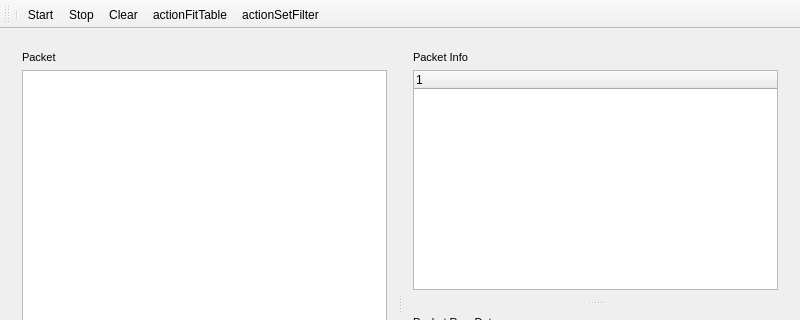
Before: the Qt Designer form mainwindow.ui in wlh320/wirepuffer, drawn with Qt 5; both pictures show x 0 to 800 and y 0 to 320 of the 800 by 600 pixel window.
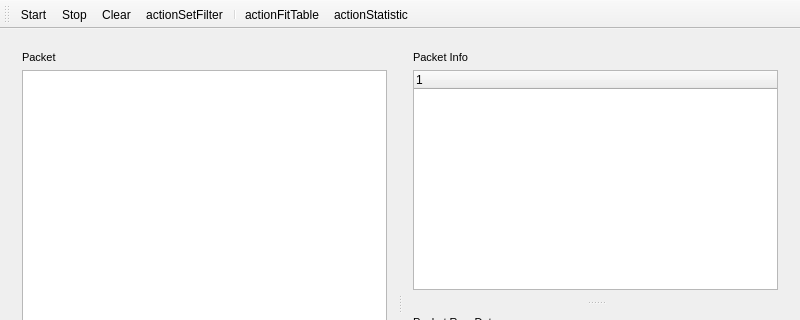
After: the same form once the commit is applied. Icons and pictures are not drawn.

```diff
--- a/mainwindow.ui
+++ b/mainwindow.ui
@@ -161,12 +161,13 @@
    <attribute name="toolBarBreak">
     <bool>false</bool>
    </attribute>
-   <addaction name="separator"/>
    <addaction name="actionStart"/>
    <addaction name="actionStop"/>
    <addaction name="actionClear"/>
-   <addaction name="actionactionFitTable"/>
    <addaction name="actionactionSetFilter"/>
+   <addaction name="separator"/>
+   <addaction name="actionactionFitTable"/>
+   <addaction name="actionactionStatistic"/>
   </widget>
   <widget class="QStatusBar" name="statusBar">
    <property name="font">
@@ -244,6 +245,18 @@
     <string>Set Caputure Filter</string>
    </property>
   </action>
+  <action name="actionactionStatistic">
+   <property name="icon">
+    <iconset resource="resources.qrc">
+     <normaloff>:/icons/pie-chart.png</normaloff>:/icons/pie-chart.png</iconset>
+   </property>
+   <property name="text">
+    <string>actionStatistic</string>
+   </property>
+   <property name="toolTip">
+    <string>DNS domain name statistic analysis</string>
+   </property>
+  </action>
  </widget>
  <layoutdefault spacing="6" margin="11"/>
  <resources>
```
